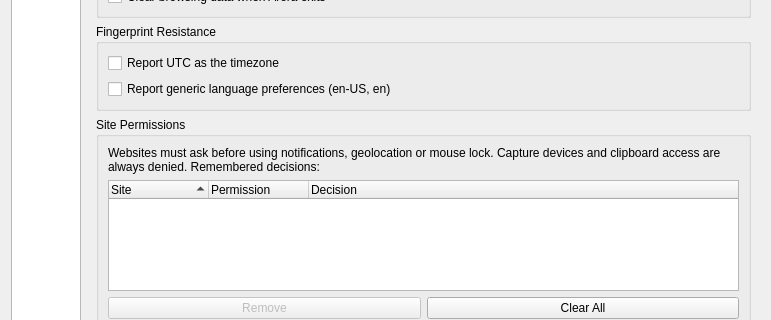
Above: src/settings.ui from IT-Space-2026/arktos before the change; both pictures show x 0 to 771 and y 653 to 973 of the 771 by 1121 pixel window. Below: the same form after it.
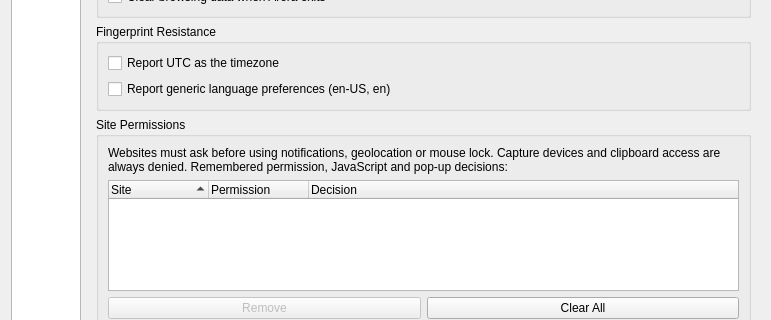
That is the form after the change. The open tabs and pages were chosen to show the change.

```diff
--- a/src/settings.ui
+++ b/src/settings.ui
@@ -1591,7 +1591,7 @@
           <item row="0" column="0" colspan="2">
            <widget class="QLabel" name="permissionsHintLabel">
             <property name="text">
-             <string>Websites must ask before using notifications, geolocation or mouse lock. Capture devices and clipboard access are always denied. Remembered decisions:</string>
+             <string>Websites must ask before using notifications, geolocation or mouse lock. Capture devices and clipboard access are always denied. Remembered permission, JavaScript and pop-up decisions:</string>
             </property>
             <property name="wordWrap">
              <bool>true</bool>
```
Left out of the diff: 3 changed lines with no effect on the pictures.
